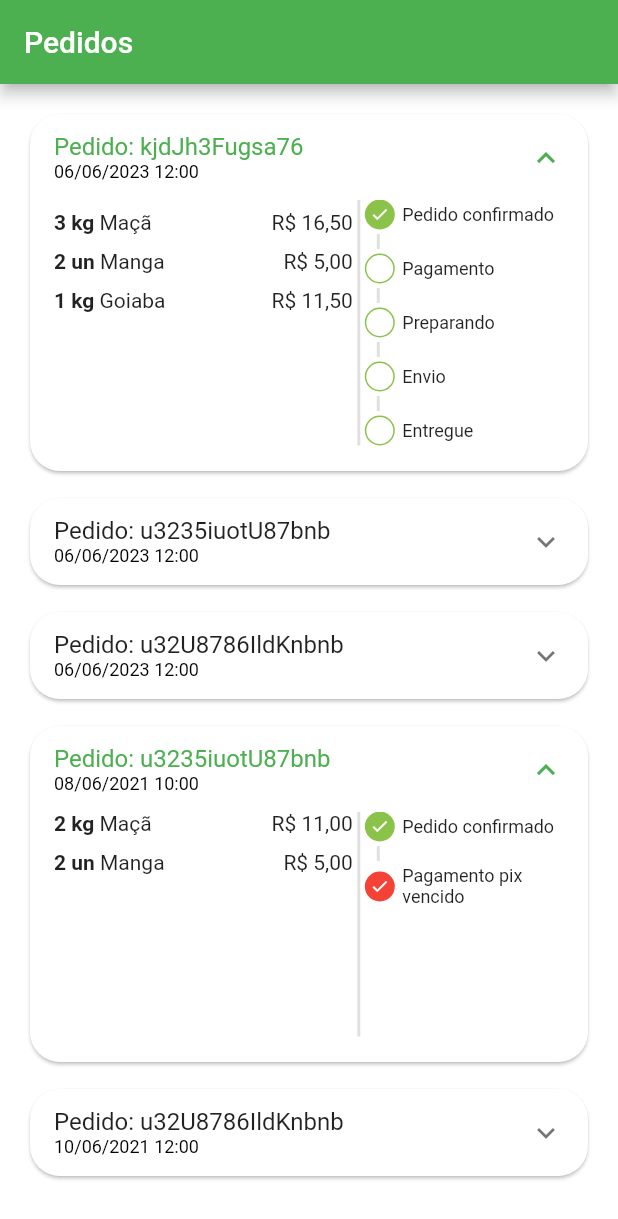
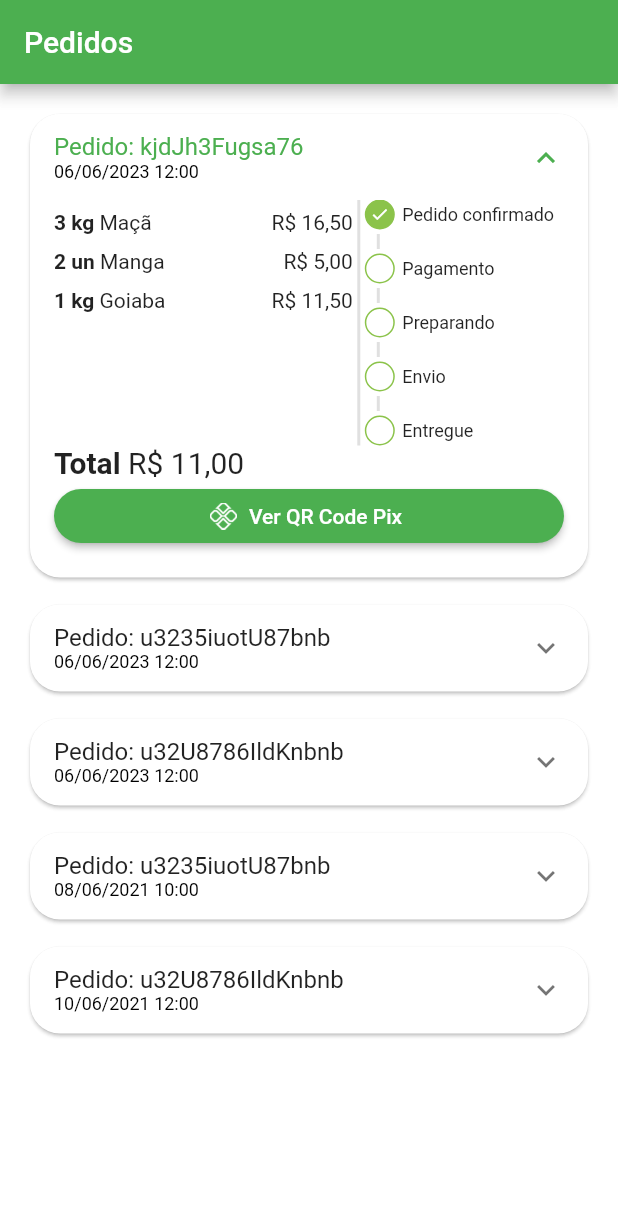
Before and after one commit to Joallisson/greengrocer, a Flutter app: the OrdersTab screen opened directly, on a phone screen of 412 x 824 dp. Shown: the top 1219 px of the screen. Run offline on Flutter 3.47's test engine with Material 2 defaults, Android fonts, the phone set to English and light mode, and no system bars; our stand-ins replace animated_text_kit, mask_text_input_formatter.

Commit message:
45. Total e botão de pagamento

```diff
--- a/lib/src/config/app_data.dart
+++ b/lib/src/config/app_data.dart
@@ -150,7 +150,7 @@ List<OrderModel> orders = [
       CartItemModel(item: apple, quantity: 2),
       CartItemModel(item: mango, quantity: 2),
     ],
-    status: "pending_payment",
+    status: "shipping",
     copyAndPaste: "qwyhvJHVhvJH676",
     total: 11,
   ),
--- a/lib/src/pages/orders/components/order_tile.dart
+++ b/lib/src/pages/orders/components/order_tile.dart
@@ -36,12 +36,11 @@ class OrderTile extends StatelessWidget {
                   ),
                 )
               ]),
+          expandedCrossAxisAlignment: CrossAxisAlignment.stretch,
           children: [
             IntrinsicHeight(
-
               child: Row(
                 children: [
-
                   //LISTA DE PRODUTOS
                   Expanded(
                     flex: 3,
@@ -70,12 +69,45 @@ class OrderTile extends StatelessWidget {
                       flex: 2,
                       child: OrderStatusWidget(
                         status: order.status,
-                        isOverdue: order.overdueDateTime.isBefore(DateTime.now()),
-                      )
-                  ),
+                        isOverdue:
+                            order.overdueDateTime.isBefore(DateTime.now()),
+                      )),
                 ],
               ),
-            )
+            ),
+
+            //VALOR TOTAL
+            Text.rich(
+              TextSpan(style: const TextStyle(fontSize: 20), children: [
+                const TextSpan(
+                  text: "Total ",
+                  style: TextStyle(
+                    fontWeight: FontWeight.bold,
+                  ),
+                ),
+                TextSpan(
+                  text: utilsServices.priceToCurrency(order.total),
+                )
+              ]),
+            ),
+
+            //BOTÃO DE PAGAMENTO
+            Visibility(
+              visible: order.status == "pending_payment",
+              child: ElevatedButton.icon(
+                onPressed: () {},
+                style: ElevatedButton.styleFrom(
+                  shape: RoundedRectangleBorder(
+                    borderRadius: BorderRadius.circular(20)
+                  )
+                ),
+                icon: Image.asset(
+                  "assets/app_images/pix.png",
+                  height: 18,
+                ),
+                label: const Text("Ver QR Code Pix"),
+              ),
+            ),
           ],
         ),
       ),
--- a/pubspec.yaml
+++ b/pubspec.yaml
@@ -66,6 +66,7 @@ flutter:
   # To add assets to your application, add an assets section, like this:
   assets:
     - assets/fruits/
+    - assets/app_images/
   #   - images/a_dot_ham.jpeg
 
   # An image asset can refer to one or more resolution-specific "variants", see
```
Also changed, not shown: assets/app_images/pix.png (added).
